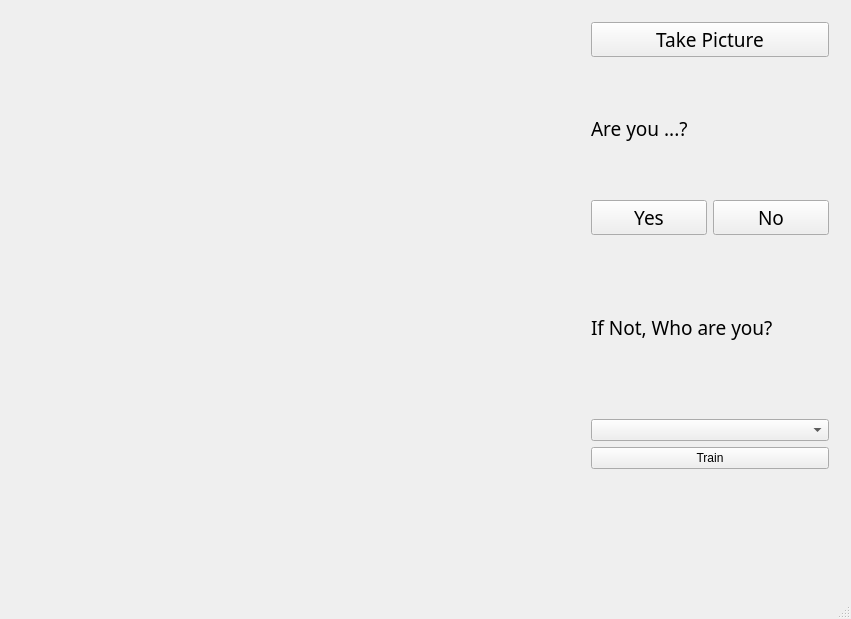
Qt form mainwindow.ui (Kumov/FaceRecognition) before a commit.
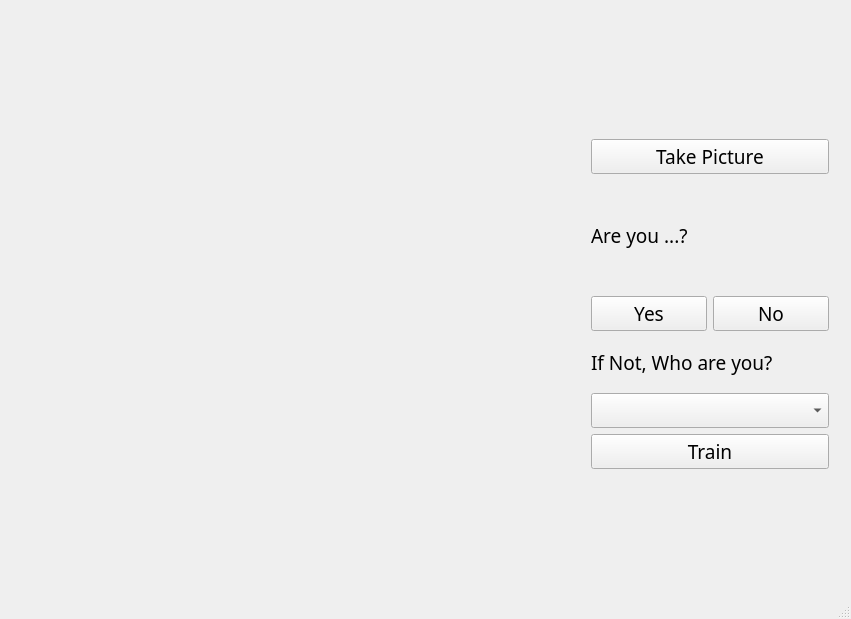
The same form after that commit.

Commit message: make word bigger

Patch:
```diff
--- a/mainwindow.ui
+++ b/mainwindow.ui
@@ -43,6 +43,9 @@
         <layout class="QVBoxLayout" name="verticalLayout">
          <item>
           <layout class="QVBoxLayout" name="takePictureLayout">
+           <item>
+            <widget class="QWidget" name="widget" native="true"/>
+           </item>
            <item>
             <widget class="QPushButton" name="selectButton">
              <property name="font">
@@ -56,6 +59,10 @@
              </property>
             </widget>
            </item>
+          </layout>
+         </item>
+         <item>
+          <layout class="QVBoxLayout" name="yesnoLayout">
            <item>
             <widget class="QLabel" name="whoLabel">
              <property name="font">
@@ -69,10 +76,8 @@
              </property>
             </widget>
            </item>
-          </layout>
-         </item>
          <item>
-          <layout class="QHBoxLayout" name="buttonLayout">
+            <layout class="QHBoxLayout" name="horizontalLayout_2">
            <item>
             <widget class="QPushButton" name="yesButton">
              <property name="font">
@@ -101,8 +106,16 @@
            </item>
           </layout>
          </item>
+          </layout>
+         </item>
          <item>
           <widget class="QLabel" name="indicatorLabel">
+           <property name="maximumSize">
+            <size>
+             <width>16777215</width>
+             <height>50</height>
+            </size>
+           </property>
            <property name="font">
             <font>
              <family>Sans</family>
@@ -115,10 +128,23 @@
           </widget>
          </item>
          <item>
-          <widget class="QComboBox" name="selectComboBox"/>
+          <widget class="QComboBox" name="selectComboBox">
+           <property name="font">
+            <font>
+             <family>Sans</family>
+             <pointsize>14</pointsize>
+            </font>
+           </property>
+          </widget>
          </item>
          <item>
           <widget class="QPushButton" name="trainButton">
+           <property name="font">
+            <font>
+             <family>Sans</family>
+             <pointsize>14</pointsize>
+            </font>
+           </property>
            <property name="text">
             <string>Train</string>
            </property>
```
Lines whose indentation alone changed are shown as unchanged.
